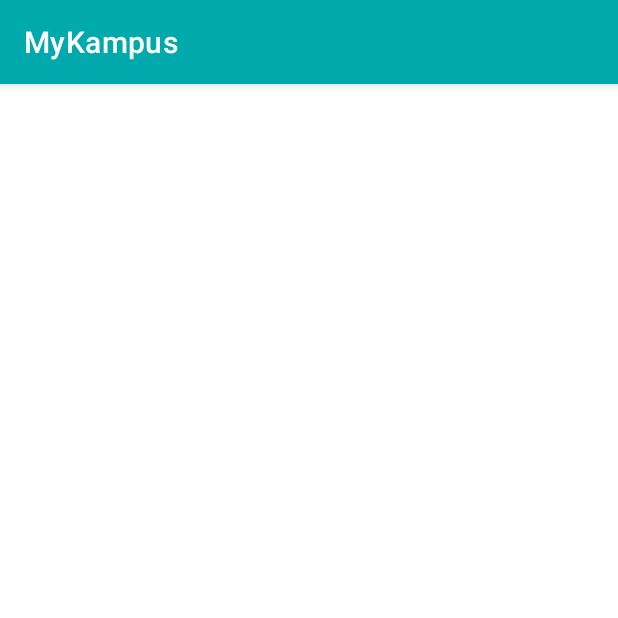
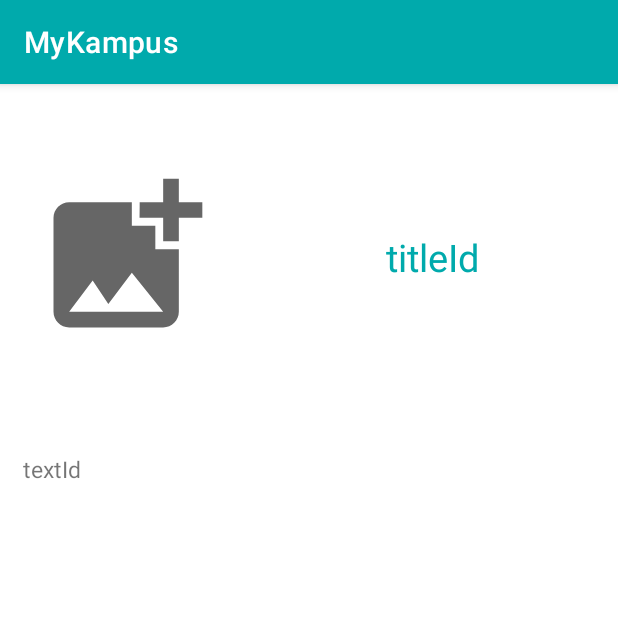
Before and after one commit to spid3rmn/AND1-MySuperApp, an Android app: the fragment SingleGuideFragment shown on its own in the app's theme, on a phone screen of 412 x 824 dp, the top half of it. Run offline under Robolectric (Android 15) with nearby library versions, the phone set to English and light mode, and no system bars.

Commit message:
Layout guide

```diff
--- a/app/src/main/res/layout/fragment_single_guide.xml
+++ b/app/src/main/res/layout/fragment_single_guide.xml
@@ -1,6 +1,55 @@
 <?xml version="1.0" encoding="utf-8"?>
 <androidx.constraintlayout.widget.ConstraintLayout xmlns:android="http://schemas.android.com/apk/res/android"
+    xmlns:app="http://schemas.android.com/apk/res-auto"
+    xmlns:tools="http://schemas.android.com/tools"
     android:layout_width="match_parent"
     android:layout_height="match_parent">
 
+    <ImageView
+        android:id="@+id/imageViewGuideId"
+        android:layout_width="125dp"
+        android:layout_height="125dp"
+        app:layout_constraintBottom_toBottomOf="@+id/titleId"
+        app:layout_constraintEnd_toStartOf="@+id/guideline2"
+        app:layout_constraintStart_toStartOf="parent"
+        app:layout_constraintTop_toTopOf="@+id/titleId"
+        app:srcCompat="@drawable/ic_baseline_add_photo_alternate_24" />
+
+    <TextView
+        android:id="@+id/titleId"
+        android:layout_width="wrap_content"
+        android:layout_height="wrap_content"
+        android:text="titleId"
+        android:textColor="@color/main_color"
+        android:textSize="25sp"
+        app:layout_constraintBottom_toTopOf="@+id/guideline3"
+        app:layout_constraintEnd_toEndOf="parent"
+        app:layout_constraintStart_toStartOf="@+id/guideline2"
+        app:layout_constraintTop_toTopOf="parent" />
+
+    <androidx.constraintlayout.widget.Guideline
+        android:id="@+id/guideline2"
+        android:layout_width="wrap_content"
+        android:layout_height="wrap_content"
+        android:orientation="vertical"
+        app:layout_constraintGuide_percent="0.4" />
+
+    <androidx.constraintlayout.widget.Guideline
+        android:id="@+id/guideline3"
+        android:layout_width="wrap_content"
+        android:layout_height="wrap_content"
+        android:orientation="horizontal"
+        app:layout_constraintGuide_percent="0.3" />
+
+    <TextView
+        android:id="@+id/textId"
+        android:layout_width="match_parent"
+        android:layout_height="0dp"
+        android:layout_margin="15dp"
+        android:text="textId"
+        android:textSize="15sp"
+        app:layout_constraintBottom_toBottomOf="parent"
+        app:layout_constraintEnd_toEndOf="parent"
+        app:layout_constraintStart_toStartOf="parent"
+        app:layout_constraintTop_toTopOf="@+id/guideline3" />
 </androidx.constraintlayout.widget.ConstraintLayout>
```
